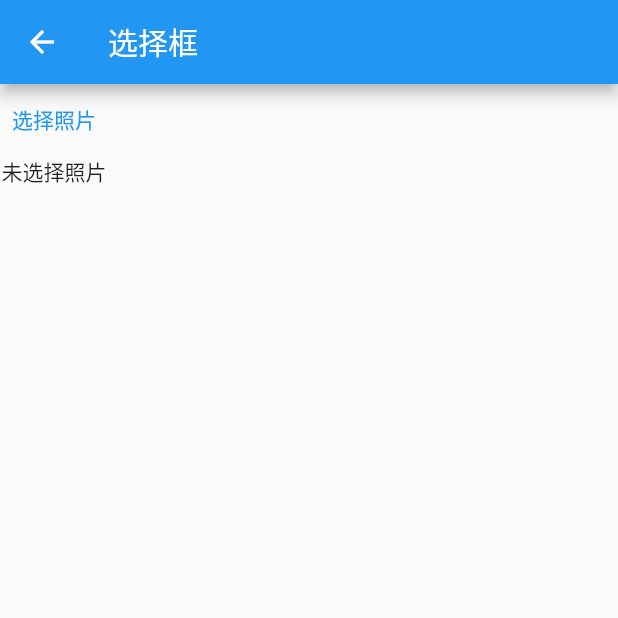
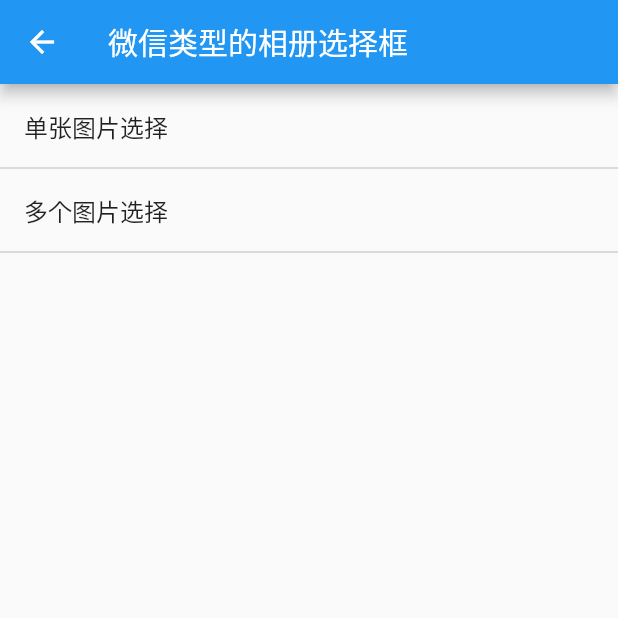
Before and after one commit to Jamxscape/elegant_flutter, a Flutter app: the WechatAssetsPickerPage screen opened directly, on a phone screen of 412 x 824 dp, the top half of it. Run offline on Flutter 3.47's test engine with Material 2 defaults, Android fonts, the phone set to English and light mode, and no system bars; our stand-ins replace file_picker, flutter_compass, get, image_picker, permission_handler, video_player; missing offline and left inert: crop_box, dart_ping, flutter_custom_dialog, notustohtml, quill_delta, wechat_assets_picker and 1 more.

Commit message:
更新微信相册选择

```diff
--- a/lib/picker/image picker/image_picker_page.dart
+++ b/lib/picker/image picker/image_picker_page.dart
@@ -15,7 +15,7 @@
   Widget build(BuildContext context) {
     return Scaffold(
       appBar: AppBar(
-        title: Text("选择框"),
+        title: Text("图片选择框"),
       ),
       body: Container(
           child: ListView(
--- a/lib/picker/image picker/wechat_assets_picker/wechat_assets_picker_page.dart
+++ b/lib/picker/image picker/wechat_assets_picker/wechat_assets_picker_page.dart
@@ -1,49 +1,54 @@
+import 'package:elegant_flutter/picker/image%20picker/head%20portrait/head_portrait_image_picker_page.dart';
+import 'package:elegant_flutter/picker/image%20picker/wechat_assets_picker/multiple_wechat_assets_picker_page.dart';
+import 'package:elegant_flutter/picker/image%20picker/wechat_assets_picker/single_wechat_assets_picker_page.dart';
+import 'package:elegant_flutter/picker/image%20picker/wechat_assets_picker/wechat_assets_picker_page.dart';
 import 'package:flutter/material.dart';
-import 'package:wechat_assets_picker/wechat_assets_picker.dart';
 
-/// 微信类型的图片选择
-class WechatAssetsPickerPage extends StatefulWidget {
-  @override
-  _WechatAssetsPickerPageState createState() => _WechatAssetsPickerPageState();
-}
+/// 各种各样的图片选择框
+class WechatAssetsPickerPage extends StatelessWidget {
+  WechatAssetsPickerPage({
+    Key? key,
+  }) : super(key: key);
 
-class _WechatAssetsPickerPageState extends State<WechatAssetsPickerPage> {
-  late List<AssetEntity> assets = <AssetEntity>[];
   @override
   Widget build(BuildContext context) {
     return Scaffold(
       appBar: AppBar(
-        title: Text("选择框"),
+        title: Text("微信类型的相册选择框"),
       ),
-      body: Column(
+      body: Container(
+          child: ListView(
         children: [
-          TextButton(
-              onPressed: () async {
-                assets = (await AssetPicker.pickAssets(context))!;
-              },
-              child: Text("选择照片")),
-          assets.length != 0
-              ? ListView.builder(
-                  shrinkWrap: true,
-                  physics: const BouncingScrollPhysics(),
-                  padding: const EdgeInsets.symmetric(horizontal: 8.0),
-                  scrollDirection: Axis.horizontal,
-                  itemCount: assets.length,
-                  itemBuilder: (BuildContext c, int index) {
-                    return Container(
-                        child: SizedBox(
-                      width: 20,
-                      height: 20,
-                      child: Image(
-                        image: AssetEntityImageProvider(assets[index],
-                            isOriginal: false),
-                        fit: BoxFit.cover,
-                      ),
-                    ));
-                  })
-              : Text("未选择照片"),
+          ListTile(
+            title: Text('单张图片选择'),
+            onTap: () => Navigator.push(
+              context,
+              MaterialPageRoute(builder: (_) {
+                return SingleWechatAssetsPickerPage();
+              }),
+            ),
+          ),
+          Divider(
+            height: 0.0,
+            indent: 0.0,
+            color: Colors.black26,
+          ),
+          ListTile(
+            title: Text('多个图片选择'),
+            onTap: () => Navigator.push(
+              context,
+              MaterialPageRoute(builder: (_) {
+                return MultipleWechatAssetsPickerPage();
+              }),
+            ),
+          ),
+          Divider(
+            height: 0.0,
+            indent: 0.0,
+            color: Colors.black26,
+          ),
         ],
-      ),
+      )),
     );
   }
 }
```
Also changed, not shown: lib/picker/image picker/wechat_assets_picker/single_wechat_assets_picker_page.dart (added, +81 -0 lines).
